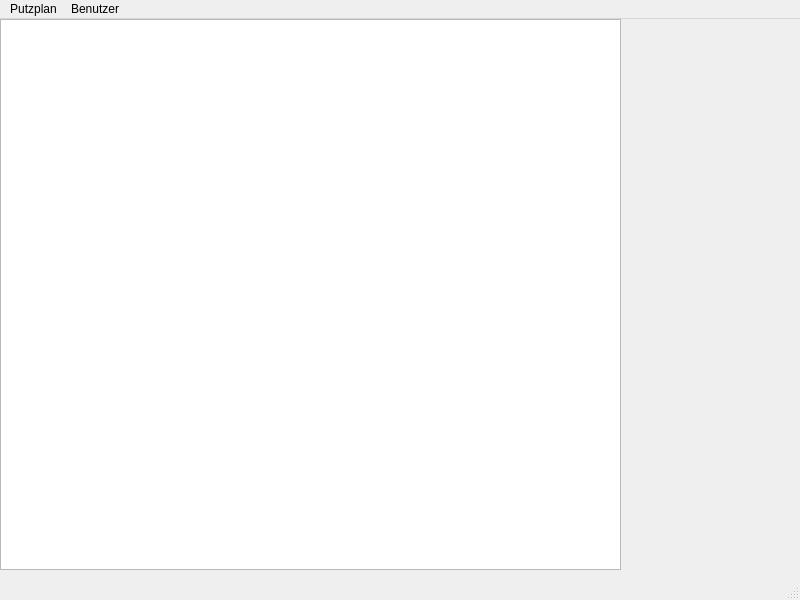
The window that OrgaNicer/organicer.ui (Dirkoonk/OrgaNicer) describes before a commit, drawn with Qt 5.
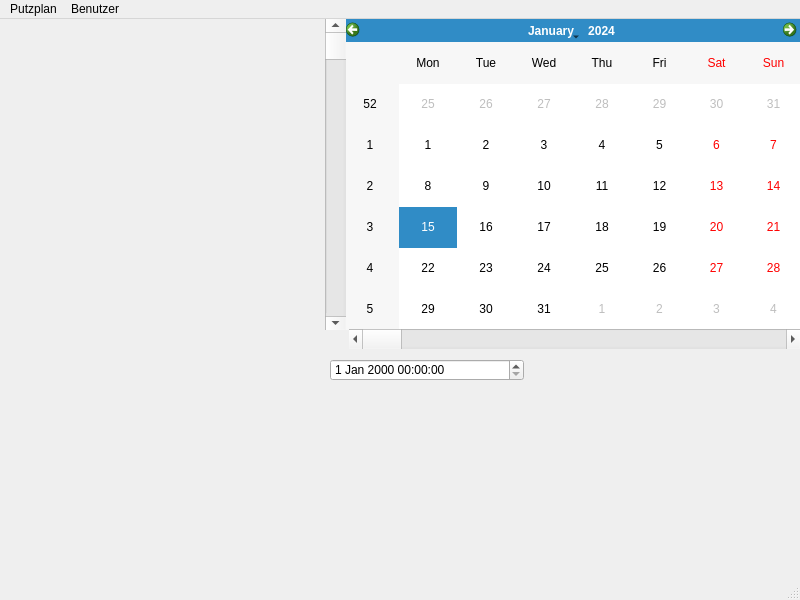
The same window after the commit.

Commit message: Kalender Eingefügt

```diff
--- a/OrgaNicer/organicer.ui
+++ b/OrgaNicer/organicer.ui
@@ -14,16 +14,52 @@
    <string>OrgaNicer</string>
   </property>
   <widget class="QWidget" name="centralwidget">
-   <widget class="QTableView" name="tableView">
+   <widget class="QDateTimeEdit" name="dateTimeEdit">
     <property name="geometry">
      <rect>
-      <x>0</x>
+      <x>330</x>
+      <y>340</y>
+      <width>194</width>
+      <height>22</height>
+     </rect>
+    </property>
+   </widget>
+   <widget class="QCalendarWidget" name="calendarWidget">
+    <property name="geometry">
+     <rect>
+      <x>341</x>
       <y>0</y>
-      <width>621</width>
-      <height>551</height>
+      <width>461</width>
+      <height>311</height>
      </rect>
     </property>
    </widget>
+   <widget class="QScrollBar" name="horizontalScrollBar">
+    <property name="geometry">
+     <rect>
+      <x>349</x>
+      <y>310</y>
+      <width>451</width>
+      <height>20</height>
+     </rect>
+    </property>
+    <property name="orientation">
+     <enum>Qt::Horizontal</enum>
+    </property>
+   </widget>
+   <widget class="QScrollBar" name="verticalScrollBar">
+    <property name="geometry">
+     <rect>
+      <x>325</x>
+      <y>0</y>
+      <width>21</width>
+      <height>311</height>
+     </rect>
+    </property>
+    <property name="orientation">
+     <enum>Qt::Vertical</enum>
+    </property>
+   </widget>
   </widget>
   <widget class="QMenuBar" name="menubar">
    <property name="geometry">
```
